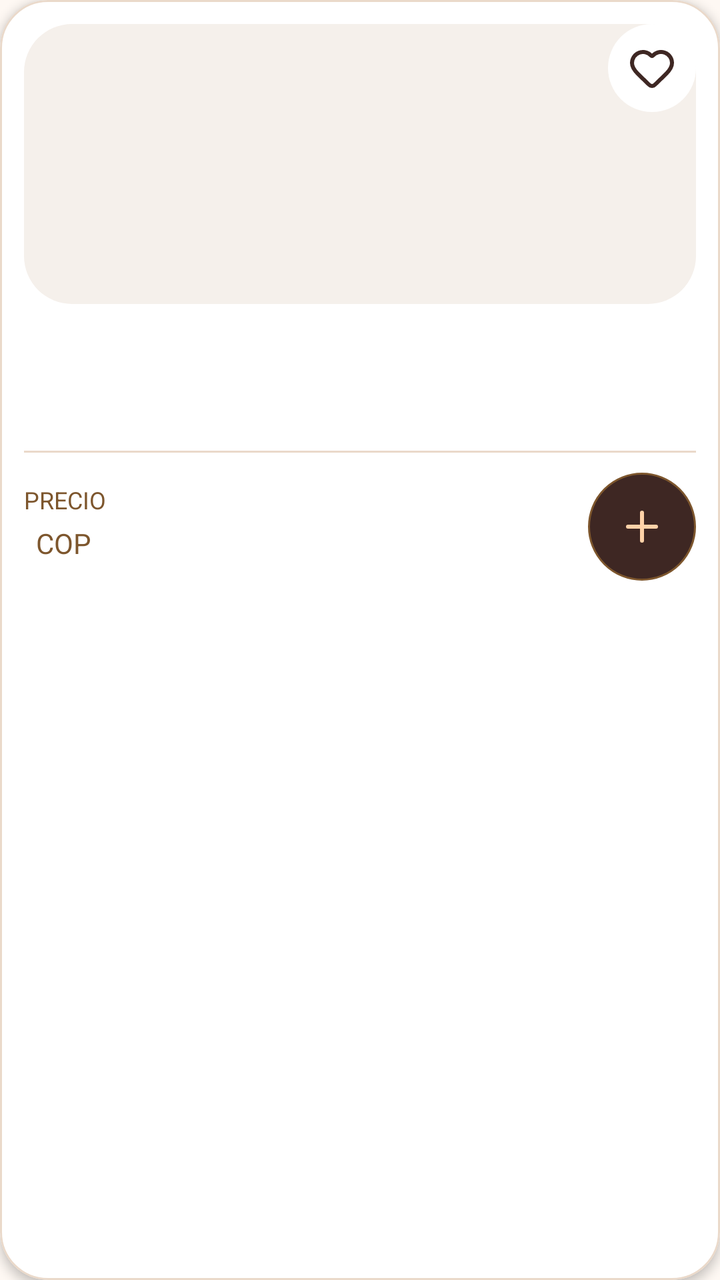
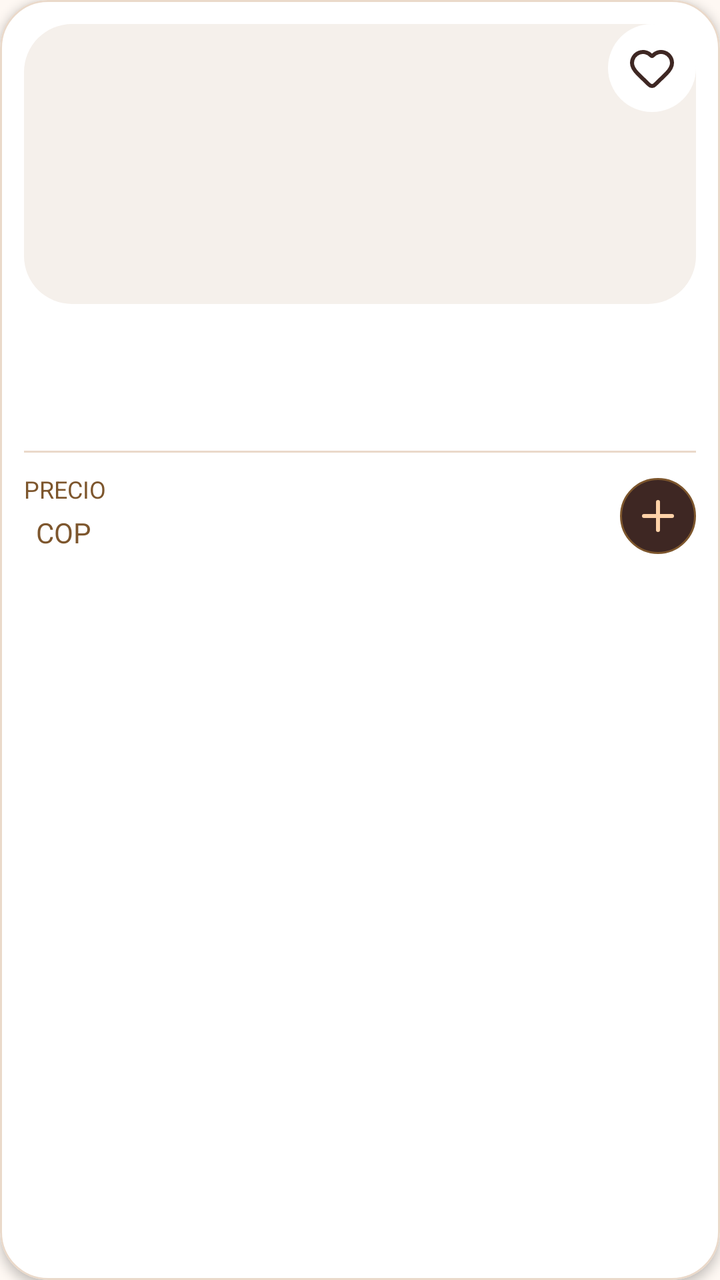

An Android layout rendered at two revisions. The XML below is the earlier revision; the diff shows what the commit changed to produce the second picture.
<!-- AndroidManifest.xml: application theme Theme.CoffeeTechMobile -->
<!-- res/layout/item_product.xml -->
<?xml version="1.0" encoding="utf-8"?>
<com.google.android.material.card.MaterialCardView
    xmlns:android="http://schemas.android.com/apk/res/android"
    xmlns:app="http://schemas.android.com/apk/res-auto"
    android:layout_width="match_parent"
    android:layout_height="wrap_content"
    app:cardBackgroundColor="#FFFFFF"
    app:cardCornerRadius="24dp"
    app:cardElevation="3dp"
    app:strokeColor="#EAD9CA"
    app:strokeWidth="1dp">

    <LinearLayout
        android:layout_width="match_parent"
        android:layout_height="wrap_content"
        android:orientation="vertical"
        android:padding="12dp">

        <FrameLayout
            android:layout_width="match_parent"
            android:layout_height="140dp"
            android:background="@drawable/bg_product_image">

            <ImageView
                android:id="@+id/product_image"
                android:layout_width="match_parent"
                android:layout_height="match_parent"
                android:layout_margin="8dp"
                android:contentDescription="@string/product_image"
                android:scaleType="fitCenter" />

            <ImageButton
                android:id="@+id/favorite_button"
                android:layout_width="44dp"
                android:layout_height="44dp"
                android:layout_gravity="top|end"
                android:background="@drawable/bg_product_favorite"
                android:contentDescription="@string/add_to_favorites"
                android:padding="11dp"
                android:src="@drawable/ic_heart"
                app:tint="@color/coffee_primary"
                app:elevation="4dp" />

        </FrameLayout>

        <TextView
            android:id="@+id/product_name"
            android:layout_width="match_parent"
            android:layout_height="wrap_content"
            android:layout_marginTop="14dp"
            android:maxLines="1"
            android:ellipsize="end"
            android:textColor="@color/text_dark"
            android:textSize="18sp"
            android:textStyle="bold" />

        <TextView
            android:id="@+id/product_description"
            android:layout_width="match_parent"
            android:layout_height="wrap_content"
            android:layout_marginTop="4dp"
            android:maxLines="1"
            android:ellipsize="end"
            android:textColor="@color/coffee_secondary"
            android:textSize="14sp" />

        <View
            android:layout_width="match_parent"
            android:layout_height="1dp"
            android:layout_marginTop="12dp"
            android:layout_marginBottom="10dp"
            android:background="#EAD9CA" />

        <FrameLayout
            android:layout_width="match_parent"
            android:layout_height="wrap_content">

            <LinearLayout
                android:layout_width="wrap_content"
                android:layout_height="wrap_content"
                android:layout_gravity="center_vertical"
                android:orientation="vertical">

                <TextView
                    android:layout_width="wrap_content"
                    android:layout_height="wrap_content"
                    android:text="PRECIO"
                    android:textColor="@color/coffee_secondary"
                    android:textSize="12sp" />

                <LinearLayout
                    android:layout_width="wrap_content"
                    android:layout_height="wrap_content"
                    android:gravity="center_vertical"
                    android:orientation="horizontal">

                    <TextView
                        android:id="@+id/product_price"
                        android:layout_width="wrap_content"
                        android:layout_height="wrap_content"
                        android:textColor="@color/text_dark"
                        android:textSize="20sp"
                        android:textStyle="bold" />

                    <TextView
                        android:layout_width="wrap_content"
                        android:layout_height="wrap_content"
                        android:layout_marginStart="6dp"
                        android:text="COP"
                        android:textColor="@color/coffee_secondary"
                        android:textSize="14sp" />

                </LinearLayout>

            </LinearLayout>

            <ImageButton
                android:id="@+id/add_product_button"
                android:layout_width="54dp"
                android:layout_height="54dp"
                android:layout_gravity="end|center_vertical"
                android:background="@drawable/bg_product_add"
                android:contentDescription="@string/add_to_cart"
                android:padding="14dp"
                android:src="@drawable/ic_plus"
                app:tint="#FFD2A8"
                app:elevation="4dp" />

        </FrameLayout>

    </LinearLayout>

</com.google.android.material.card.MaterialCardView>
<!-- resources referenced by this layout -->
<resources>
  <color name="coffee_primary">#3E2723</color>
  <color name="coffee_secondary">#7D562D</color>
  <color name="text_dark">#1D1B19</color>
  <!-- drawable bg_product_add (drawable) -->
  <?xml version="1.0" encoding="utf-8"?>
  <shape xmlns:android="http://schemas.android.com/apk/res/android">
      <solid android:color="@color/coffee_primary" />
      <corners android:radius="50dp" />
      <stroke
          android:width="1dp"
          android:color="@color/coffee_secondary" />
  </shape>
  <!-- drawable bg_product_favorite (drawable) -->
  <?xml version="1.0" encoding="utf-8"?>
  <shape xmlns:android="http://schemas.android.com/apk/res/android">
      <solid android:color="#FFFFFF" />
      <corners android:radius="50dp" />
  </shape>
  <!-- drawable bg_product_image (drawable) -->
  <?xml version="1.0" encoding="utf-8"?>
  <shape xmlns:android="http://schemas.android.com/apk/res/android">
      <solid android:color="#F5F0EB" />
      <corners android:radius="24dp" />
  </shape>
  <!-- drawable ic_heart (drawable) -->
  <vector xmlns:android="http://schemas.android.com/apk/res/android"
      android:width="24dp"
      android:height="24dp"
      android:viewportWidth="24"
      android:viewportHeight="24">
    <path
        android:pathData="M2,9.5a5.5,5.5 0,0 1,9.591 -3.676,0.56 0.56,0 0,0 0.818,0A5.49,5.49 0,0 1,22 9.5c0,2.29 -1.5,4 -3,5.5l-5.492,5.313a2,2 0,0 1,-3 0.019L5,15c-1.5,-1.5 -3,-3.2 -3,-5.5"
        android:strokeLineJoin="round"
        android:strokeWidth="2"
        android:fillColor="#00000000"
        android:strokeColor="#504442"
        android:strokeLineCap="round"/>
  </vector>
  <!-- drawable ic_plus (drawable) -->
  <vector xmlns:android="http://schemas.android.com/apk/res/android"
      android:width="24dp"
      android:height="24dp"
      android:viewportWidth="24"
      android:viewportHeight="24">
    <path
        android:pathData="M5,12h14"
        android:strokeLineJoin="round"
        android:strokeWidth="2"
        android:fillColor="#00000000"
        android:strokeColor="#FFD8B3"
        android:strokeLineCap="round"/>
    <path
        android:pathData="M12,5v14"
        android:strokeLineJoin="round"
        android:strokeWidth="2"
        android:fillColor="#00000000"
        android:strokeColor="#FFD8B3"
        android:strokeLineCap="round"/>
  </vector>
  <string name="add_to_cart">Agregar al carrito</string>
  <string name="add_to_favorites">Agregar a favoritos</string>
  <string name="product_image">Imagen del producto</string>
  <style name="Theme.CoffeeTechMobile" parent="Theme.MaterialComponents.Light.NoActionBar">
  
          <item name="colorPrimary">@color/coffee_primary</item>
          <item name="colorSecondary">@color/coffee_secondary</item>
  
          <item name="colorOnPrimary">@color/text_light</item>
          <item name="colorOnSecondary">@color/text_light</item>
  
          <item name="colorAccent">@color/coffee_secondary</item>
  
          <item name="android:windowBackground">@color/background_app</item>
  
      </style>
  <color name="text_light">#FFFFFF</color>
  <color name="background_app">#FEF8F3</color>
</resources>

<!-- the commit's change to res/layout/item_product.xml (unified diff, before → after) -->
@@ -116,8 +116,8 @@
 
             <ImageButton
                 android:id="@+id/add_product_button"
-                android:layout_width="54dp"
-                android:layout_height="54dp"
+                android:layout_width="38dp"
+                android:layout_height="38dp"
                 android:layout_gravity="end|center_vertical"
                 android:background="@drawable/bg_product_add"
                 android:contentDescription="@string/add_to_cart"
<!-- resource entries referenced after the edit -->
@@ -60,6 +60,8 @@
         android:strokeLineCap="round"/>
   </vector>
   <string name="add_to_cart">Agregar al carrito</string>
+  
+      // Strings for navigation
   <string name="add_to_favorites">Agregar a favoritos</string>
   <string name="product_image">Imagen del producto</string>
   <style name="Theme.CoffeeTechMobile" parent="Theme.MaterialComponents.Light.NoActionBar">
